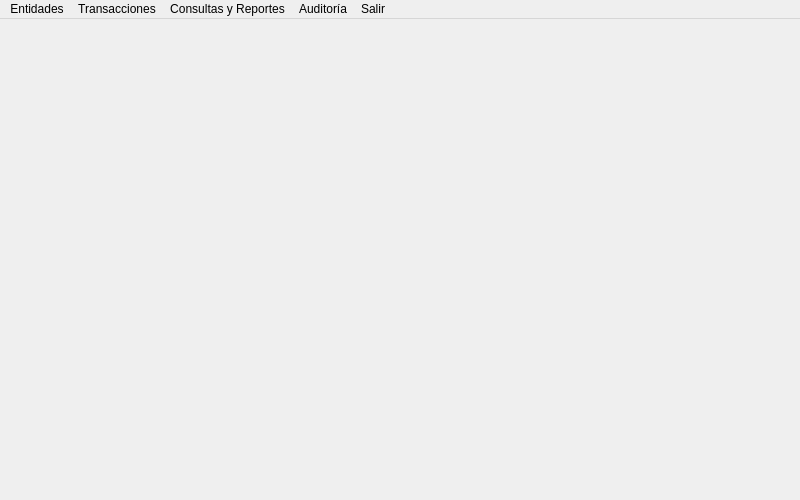
The window that view/menu_principal/ventana_menu_principal.ui (SantiagoRB17/Proyecto-Final-Bases-de-Datos-I) describes before a commit, drawn with Qt 5.
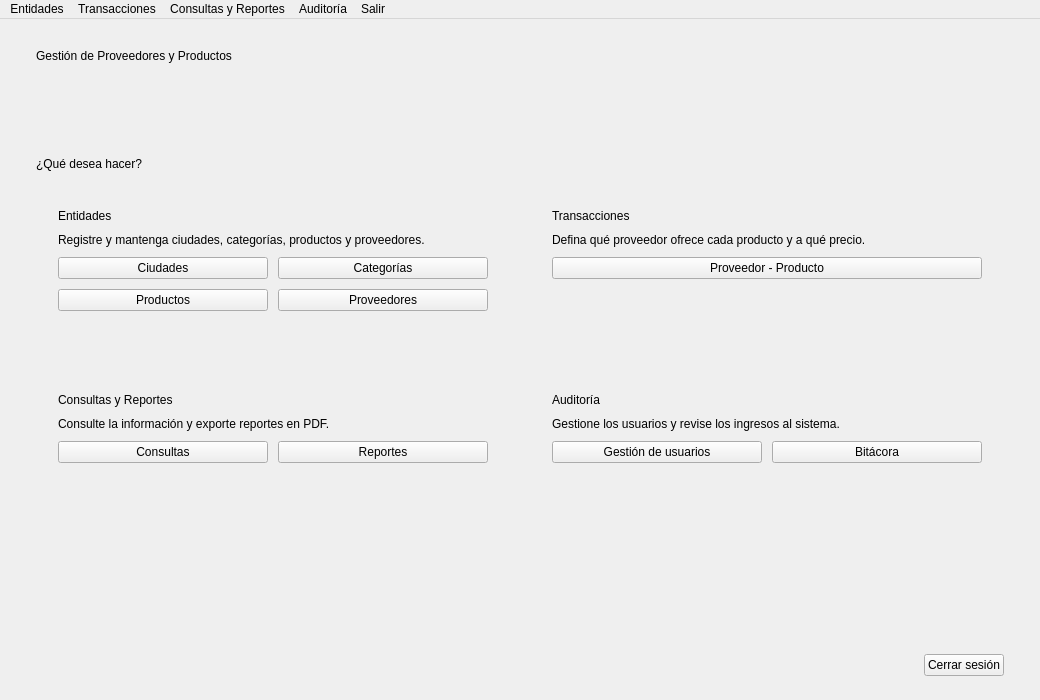
The same window after the commit.

Commit message: feat: renovar la interfaz con tema propio y menú principal por tarjetas

Diff of the .ui file:
```diff
--- a/view/menu_principal/ventana_menu_principal.ui
+++ b/view/menu_principal/ventana_menu_principal.ui
@@ -6,8 +6,8 @@
    <rect>
     <x>0</x>
     <y>0</y>
-    <width>800</width>
-    <height>500</height>
+    <width>1040</width>
+    <height>700</height>
    </rect>
   </property>
   <property name="windowTitle">
@@ -15,16 +15,45 @@
   </property>
   <widget class="QWidget" name="centralwidget">
    <layout class="QVBoxLayout" name="layoutCentral">
+    <property name="spacing"><number>0</number></property><property name="leftMargin"><number>0</number></property><property name="topMargin"><number>0</number></property><property name="rightMargin"><number>0</number></property><property name="bottomMargin"><number>0</number></property>
     <item>
-     <widget class="QLabel" name="lblBienvenida">
-      <property name="font">
-       <font>
-        <pointsize>14</pointsize>
-       </font>
-      </property>
-      <property name="alignment">
-       <set>Qt::AlignmentFlag::AlignCenter</set>
-      </property>
+     <widget class="QFrame" name="frameEncabezado">
+      <property name="minimumSize"><size><width>0</width><height>110</height></size></property>
+      <property name="maximumSize"><size><width>16777215</width><height>110</height></size></property>
+      <layout class="QHBoxLayout" name="layoutEncabezado">
+       <property name="spacing"><number>12</number></property><property name="leftMargin"><number>36</number></property><property name="topMargin"><number>20</number></property><property name="rightMargin"><number>36</number></property><property name="bottomMargin"><number>20</number></property>
+       <item>
+        <layout class="QVBoxLayout" name="layoutTitulos">
+         <property name="spacing"><number>4</number></property>
+         <item><widget class="QLabel" name="lblTituloApp"><property name="text"><string>Gestión de Proveedores y Productos</string></property></widget></item>
+         <item><widget class="QLabel" name="lblBienvenida"><property name="text"><string></string></property></widget></item>
+        </layout>
+       </item>
+       <item><spacer name="espaciadorEncabezado"><property name="orientation"><enum>Qt::Horizontal</enum></property><property name="sizeHint" stdset="0"><size><width>40</width><height>20</height></size></property></spacer></item>
+       <item alignment="Qt::AlignRight|Qt::AlignVCenter"><widget class="QLabel" name="lblRol"><property name="text"><string></string></property></widget></item>
+      </layout>
+     </widget>
+    </item>
+    <item>
+     <widget class="QWidget" name="widgetCuerpo">
+      <layout class="QVBoxLayout" name="layoutCuerpo">
+       <property name="spacing"><number>18</number></property><property name="leftMargin"><number>36</number></property><property name="topMargin"><number>28</number></property><property name="rightMargin"><number>36</number></property><property name="bottomMargin"><number>24</number></property>
+       <item><widget class="QLabel" name="lblSeccion"><property name="text"><string>¿Qué desea hacer?</string></property></widget></item>
+       <item>
+        <layout class="QGridLayout" name="gridTarjetas">
+         <property name="horizontalSpacing"><number>20</number></property>
+         <property name="verticalSpacing"><number>20</number></property>
+         <item row="0" column="0"><widget class="QFrame" name="tarjetaEntidades"><property name="tarjeta" stdset="0"><bool>true</bool></property><layout class="QVBoxLayout" name="layouttarjetaEntidades"><property name="spacing"><number>10</number></property><property name="leftMargin"><number>22</number></property><property name="topMargin"><number>20</number></property><property name="rightMargin"><number>22</number></property><property name="bottomMargin"><number>22</number></property><item><widget class="QLabel" name="lblTituloEntidades"><property name="text"><string>Entidades</string></property><property name="tarjetaTitulo" stdset="0"><bool>true</bool></property></widget></item><item><widget class="QLabel" name="lblTextoEntidades"><property name="text"><string>Registre y mantenga ciudades, categorías, productos y proveedores.</string></property><property name="tarjetaTexto" stdset="0"><bool>true</bool></property><property name="wordWrap"><bool>true</bool></property></widget></item><item><layout class="QGridLayout" name="gridtarjetaEntidades"><property name="horizontalSpacing"><number>10</number></property><property name="verticalSpacing"><number>10</number></property><item row="0" column="0"><widget class="QPushButton" name="btnCiudad"><property name="text"><string>Ciudades</string></property><property name="autoDefault"><bool>false</bool></property><property name="tarjetaBoton" stdset="0"><bool>true</bool></property></widget></item><item row="0" column="1"><widget class="QPushButton" name="btnCategoria"><property name="text"><string>Categorías</string></property><property name="autoDefault"><bool>false</bool></property><property name="tarjetaBoton" stdset="0"><bool>true</bool></property></widget></item><item row="1" column="0"><widget class="QPushButton" name="btnProducto"><property name="text"><string>Productos</string></property><property name="autoDefault"><bool>false</bool></property><property name="tarjetaBoton" stdset="0"><bool>true</bool></property></widget></item><item row="1" column="1"><widget class="QPushButton" name="btnProveedor"><property name="text"><string>Proveedores</string></property><property name="autoDefault"><bool>false</bool></property><property name="tarjetaBoton" stdset="0"><bool>true</bool></property></widget></item></layout></item><item><spacer name="espaciadortarjetaEntidades"><property name="orientation"><enum>Qt::Vertical</enum></property><property name="sizeHint" stdset="0"><size><width>20</width><height>20</height></size></property></spacer></item></layout></widget></item><item row="0" column="1"><widget class="QFrame" name="tarjetaTransacciones"><property name="tarjeta" stdset="0"><bool>true</bool></property><layout class="QVBoxLayout" name="layouttarjetaTransacciones"><property name="spacing"><number>10</number></property><property name="leftMargin"><number>22</number></property><property name="topMargin"><number>20</number></property><property name="rightMargin"><number>22</number></property><property name="bottomMargin"><number>22</number></property><item><widget class="QLabel" name="lblTituloTransacciones"><property name="text"><string>Transacciones</string></property><property name="tarjetaTitulo" stdset="0"><bool>true</bool></property></widget></item><item><widget class="QLabel" name="lblTextoTransacciones"><property name="text"><string>Defina qué proveedor ofrece cada producto y a qué precio.</string></property><property name="tarjetaTexto" stdset="0"><bool>true</bool></property><property name="wordWrap"><bool>true</bool></property></widget></item><item><layout class="QGridLayout" name="gridtarjetaTransacciones"><property name="horizontalSpacing"><number>10</number></property><property name="verticalSpacing"><number>10</number></property><item row="0" column="0"><widget class="QPushButton" name="btnProveedorProducto"><property name="text"><string>Proveedor - Producto</string></property><property name="autoDefault"><bool>false</bool></property><property name="tarjetaBoton" stdset="0"><bool>true</bool></property></widget></item></layout></item><item><spacer name="espaciadortarjetaTransacciones"><property name="orientation"><enum>Qt::Vertical</enum></property><property name="sizeHint" stdset="0"><size><width>20</width><height>20</height></size></property></spacer></item></layout></widget></item><item row="1" column="0"><widget class="QFrame" name="tarjetaConsultas"><property name="tarjeta" stdset="0"><bool>true</bool></property><layout class="QVBoxLayout" name="layouttarjetaConsultas"><property name="spacing"><number>10</number></property><property name="leftMargin"><number>22</number></property><property name="topMargin"><number>20</number></property><property name="rightMargin"><number>22</number></property><property name="bottomMargin"><number>22</number></property><item><widget class="QLabel" name="lblTituloConsultas"><property name="text"><string>Consultas y Reportes</string></property><property name="tarjetaTitulo" stdset="0"><bool>true</bool></property></widget></item><item><widget class="QLabel" name="lblTextoConsultas"><property name="text"><string>Consulte la información y exporte reportes en PDF.</string></property><property name="tarjetaTexto" stdset="0"><bool>true</bool></property><property name="wordWrap"><bool>true</bool></property></widget></item><item><layout class="QGridLayout" name="gridtarjetaConsultas"><property name="horizontalSpacing"><number>10</number></property><property name="verticalSpacing"><number>10</number></property><item row="0" column="0"><widget class="QPushButton" name="btnConsultas"><property name="text"><string>Consultas</string></property><property name="autoDefault"><bool>false</bool></property><property name="tarjetaBoton" stdset="0"><bool>true</bool></property></widget></item><item row="0" column="1"><widget class="QPushButton" name="btnReportes"><property name="text"><string>Reportes</string></property><property name="autoDefault"><bool>false</bool></property><property name="tarjetaBoton" stdset="0"><bool>true</bool></property></widget></item></layout></item><item><spacer name="espaciadortarjetaConsultas"><property name="orientation"><enum>Qt::Vertical</enum></property><property name="sizeHint" stdset="0"><size><width>20</width><height>20</height></size></property></spacer></item></layout></widget></item><item row="1" column="1"><widget class="QFrame" name="tarjetaAuditoria"><property name="tarjeta" stdset="0"><bool>true</bool></property><layout class="QVBoxLayout" name="layouttarjetaAuditoria"><property name="spacing"><number>10</number></property><property name="leftMargin"><number>22</number></property><property name="topMargin"><number>20</number></property><property name="rightMargin"><number>22</number></property><property name="bottomMargin"><number>22</number></property><item><widget class="QLabel" name="lblTituloAuditoria"><property name="text"><string>Auditoría</string></property><property name="tarjetaTitulo" stdset="0"><bool>true</bool></property></widget></item><item><widget class="QLabel" name="lblTextoAuditoria"><property name="text"><string>Gestione los usuarios y revise los ingresos al sistema.</string></property><property name="tarjetaTexto" stdset="0"><bool>true</bool></property><property name="wordWrap"><bool>true</bool></property></widget></item><item><layout class="QGridLayout" name="gridtarjetaAuditoria"><property name="horizontalSpacing"><number>10</number></property><property name="verticalSpacing"><number>10</number></property><item row="0" column="0"><widget class="QPushButton" name="btnUsuarios"><property name="text"><string>Gestión de usuarios</string></property><property name="autoDefault"><bool>false</bool></property><property name="tarjetaBoton" stdset="0"><bool>true</bool></property></widget></item><item row="0" column="1"><widget class="QPushButton" name="btnBitacora"><property name="text"><string>Bitácora</string></property><property name="autoDefault"><bool>false</bool></property><property name="tarjetaBoton" stdset="0"><bool>true</bool></property></widget></item></layout></item><item><spacer name="espaciadortarjetaAuditoria"><property name="orientation"><enum>Qt::Vertical</enum></property><property name="sizeHint" stdset="0"><size><width>20</width><height>20</height></size></property></spacer></item></layout></widget></item>
+        </layout>
+       </item>
+       <item><spacer name="espaciadorCuerpo"><property name="orientation"><enum>Qt::Vertical</enum></property><property name="sizeHint" stdset="0"><size><width>20</width><height>20</height></size></property></spacer></item>
+       <item>
+        <layout class="QHBoxLayout" name="layoutSalir">
+         <item><spacer name="espaciadorSalir"><property name="orientation"><enum>Qt::Horizontal</enum></property><property name="sizeHint" stdset="0"><size><width>40</width><height>20</height></size></property></spacer></item>
+         <item><widget class="QPushButton" name="btnSalir"><property name="text"><string>Cerrar sesión</string></property><property name="autoDefault"><bool>false</bool></property></widget></item>
+        </layout>
+       </item>
+      </layout>
      </widget>
     </item>
    </layout>
```
Left out of the diff: 2 changed lines with no effect on the pictures. The commit also changes 36 other files.
